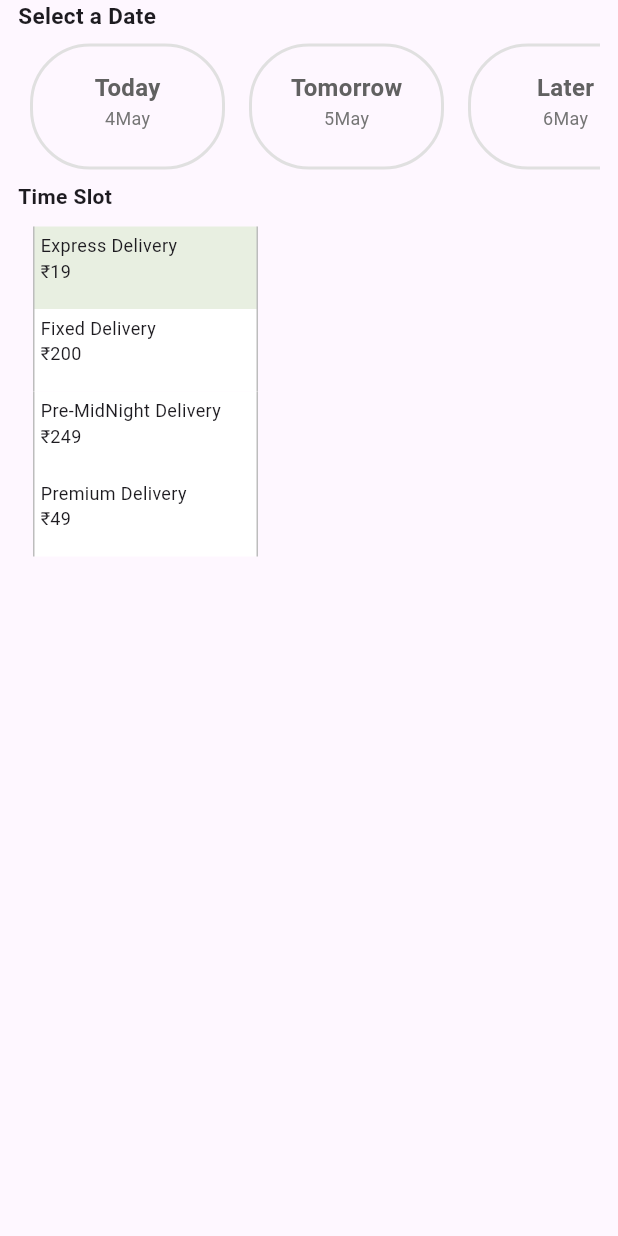
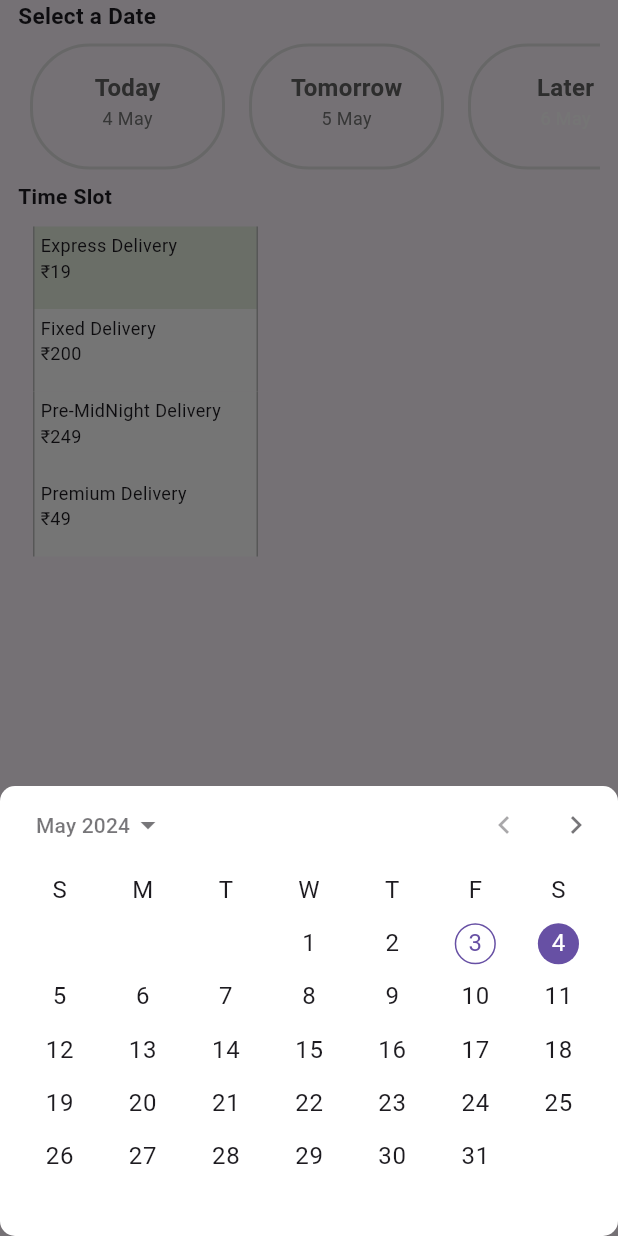
Before and after one commit to lightninghawk110/fernpetals, a Flutter app: the DateSelect widget shown alone on an empty page, opened directly, after a tap on "Today", after a tap on "Later", on a phone screen of 412 x 824 dp. Run offline on Flutter 3.47's test engine with Material 3 defaults, Android fonts, the phone set to English and light mode, and no system bars; our stand-ins replace carousel_slider, font_awesome_flutter; missing offline and left inert: dart:ffi.

Commit message:
date time section

```diff
--- a/lib/screens/item_page.dart
+++ b/lib/screens/item_page.dart
@@ -312,6 +312,7 @@ class _DateSelectState extends State<DateSelect> {
   List<String> item = ['Today', 'Tomorrow', 'Later'];
 
   final _currentDate = DateTime.now();
+  var picked = null;
 
   @override
   Widget build(BuildContext context) {
@@ -338,7 +339,29 @@ class _DateSelectState extends State<DateSelect> {
                 itemCount: 3,
                 itemBuilder: (BuildContext context, int index) {
                   return InkWell(
-                    onTap: () => toggleVisibility(),
+                    onTap: () => index == 2
+                        ? showModalBottomSheet(
+                            context: context,
+                            backgroundColor: Colors.white,
+                            elevation: 10,
+                            shape: RoundedRectangleBorder(
+                              borderRadius: BorderRadius.circular(10.0),
+                            ),
+                            builder: (BuildContext context) {
+                              return SizedBox(
+                                  height: 300,
+                                  child: CalendarDatePicker(
+                                    initialDate: DateTime.now(),
+                                    firstDate: DateTime.utc(2024, 05, 01),
+                                    currentDate: DateTime.utc(2024, 05, 03),
+                                    lastDate: DateTime.utc(2024, 09, 30),
+                                    initialCalendarMode: DatePickerMode.day,
+                                    onDateChanged: (value) => setState(() {
+                                      picked = value;
+                                    }),
+                                  ));
+                            })
+                        : toggleVisibility(),
                     child: Padding(
                       padding: const EdgeInsets.all(8.0),
                       child: Container(
@@ -362,13 +385,19 @@ class _DateSelectState extends State<DateSelect> {
                                     fontWeight: FontWeight.bold,
                                     color: Colors.grey.shade700),
                               ),
-                              Text(
-                                DateFormat.d().format(dates[index]).toString() +
+                              index == 2 && picked!= null
+                                  ? Text(DateFormat.d().format(picked).toString() + " " + DateFormat.LLL().format(picked).toString() )
+                                  : Text(
+                                      DateFormat.d()
+                                              .format(dates[index])
+                                              .toString() +
+                                          " " +
                                           DateFormat.LLL()
                                               .format(dates[index])
                                               .toString(),
                                       style: TextStyle(
-                                    fontSize: 12, color: Colors.grey.shade600),
+                                          fontSize: 12,
+                                          color: index==2 ? Colors.white : Colors.grey.shade600),
                                     ),
                             ],
                           ),
@@ -425,11 +454,11 @@ class _DeliverySectionState extends State<DeliverySection> {
                 ),
                 Padding(
                   padding: const EdgeInsets.all(10.0),
+                  child: Container(
                     child: Column(
                       children: <Widget>[
                         SizedBox(
                           height: 250,
-                        child: Expanded(
                           child: ListView.builder(
                               scrollDirection: Axis.vertical,
                               itemCount: delivery.length,
@@ -468,8 +497,8 @@ class _DeliverySectionState extends State<DeliverySection> {
                                 );
                               }),
                         ),
+                      ],
                     ),
-                    ],
                   ),
                 ),
               ],
--- a/pubspec.yaml
+++ b/pubspec.yaml
@@ -36,7 +36,7 @@ dependencies:
   # Use with the CupertinoIcons class for iOS style icons.
   cupertino_icons: ^1.0.6
   carousel_slider: ^4.2.1
-  intl: ^0.17.0
+  intl: 0.19.0
   provider: ^5.0.0
 
 
```
Also changed, not shown: lib/viewmodel/like_provider.dart (added, +29 -0 lines), pubspec.lock. Lines whose indentation alone changed are shown as unchanged.
